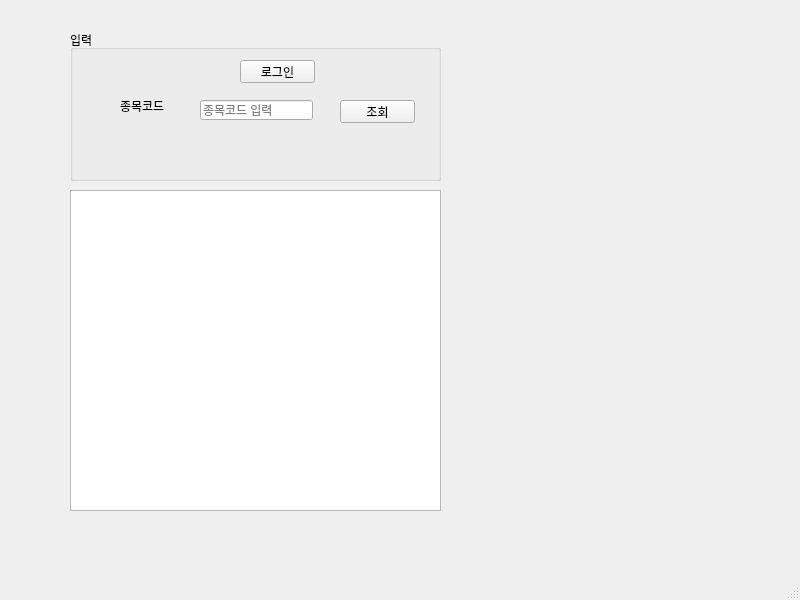
Old version of the form stock/ui/main.ui in the repository cho2405/kiwoom_stock.
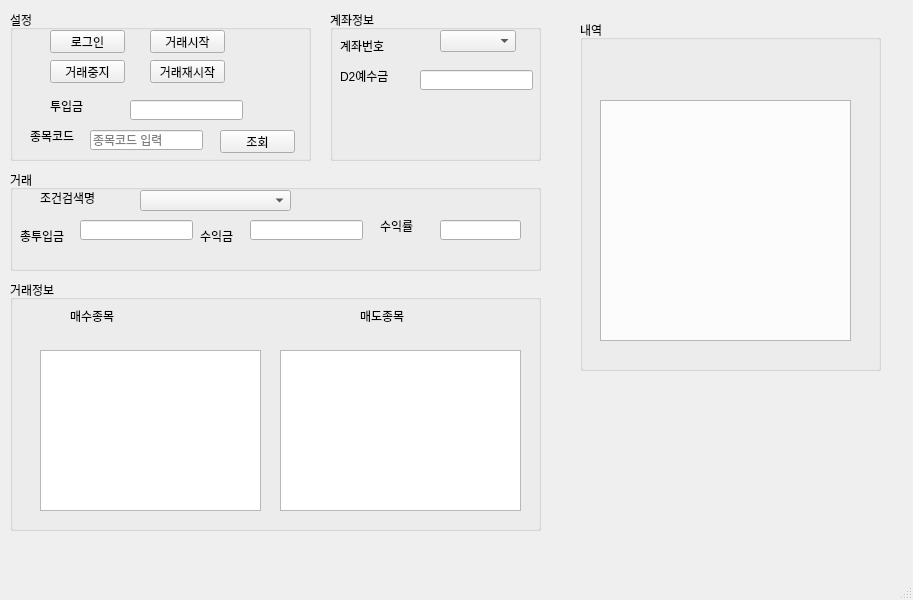
New version of the form.

The edit to the form file:
```diff
--- a/stock/ui/main.ui
+++ b/stock/ui/main.ui
@@ -6,12 +6,12 @@
    <rect>
     <x>0</x>
     <y>0</y>
-    <width>800</width>
+    <width>913</width>
     <height>600</height>
    </rect>
   </property>
   <property name="windowTitle">
-   <string>MainWindow</string>
+   <string>주식매매</string>
   </property>
   <widget class="QWidget" name="centralwidget">
    <widget class="QPushButton" name="pushButton">
@@ -30,30 +30,30 @@
    <widget class="QPlainTextEdit" name="plainTextEdit_list">
     <property name="geometry">
      <rect>
-      <x>70</x>
-      <y>190</y>
-      <width>371</width>
-      <height>321</height>
+      <x>600</x>
+      <y>100</y>
+      <width>251</width>
+      <height>241</height>
      </rect>
     </property>
    </widget>
-   <widget class="QGroupBox" name="groupBox_input">
+   <widget class="QGroupBox" name="groupBox_setting">
     <property name="geometry">
      <rect>
-      <x>70</x>
-      <y>30</y>
-      <width>371</width>
+      <x>10</x>
+      <y>10</y>
+      <width>301</width>
       <height>151</height>
      </rect>
     </property>
     <property name="title">
-     <string>입력</string>
+     <string>설정</string>
     </property>
     <widget class="QPushButton" name="pushButton_login">
      <property name="geometry">
       <rect>
-       <x>170</x>
-       <y>30</y>
+       <x>40</x>
+       <y>20</y>
        <width>75</width>
        <height>23</height>
       </rect>
@@ -62,11 +62,11 @@
       <string>로그인</string>
      </property>
     </widget>
-    <widget class="QLineEdit" name="lineEdit_inputCode">
+    <widget class="QLineEdit" name="lineEdit_code">
      <property name="geometry">
       <rect>
-       <x>130</x>
-       <y>70</y>
+       <x>80</x>
+       <y>120</y>
        <width>113</width>
        <height>20</height>
       </rect>
@@ -78,8 +78,8 @@
     <widget class="QLabel" name="label_code">
      <property name="geometry">
       <rect>
-       <x>50</x>
-       <y>70</y>
+       <x>20</x>
+       <y>120</y>
        <width>56</width>
        <height>12</height>
       </rect>
@@ -91,8 +91,8 @@
     <widget class="QPushButton" name="pushButton_search">
      <property name="geometry">
       <rect>
-       <x>270</x>
-       <y>70</y>
+       <x>210</x>
+       <y>120</y>
        <width>75</width>
        <height>23</height>
       </rect>
@@ -101,10 +101,312 @@
       <string>조회</string>
      </property>
     </widget>
+    <widget class="QPushButton" name="pushButton_start">
+     <property name="geometry">
+      <rect>
+       <x>140</x>
+       <y>20</y>
+       <width>75</width>
+       <height>23</height>
+      </rect>
+     </property>
+     <property name="text">
+      <string>거래시작</string>
+     </property>
+    </widget>
+    <widget class="QPushButton" name="pushButton_pause">
+     <property name="geometry">
+      <rect>
+       <x>40</x>
+       <y>50</y>
+       <width>75</width>
+       <height>23</height>
+      </rect>
+     </property>
+     <property name="text">
+      <string>거래중지</string>
+     </property>
+    </widget>
+    <widget class="QPushButton" name="pushButton_restart">
+     <property name="geometry">
+      <rect>
+       <x>140</x>
+       <y>50</y>
+       <width>75</width>
+       <height>23</height>
+      </rect>
+     </property>
+     <property name="text">
+      <string>거래재시작</string>
+     </property>
+    </widget>
+    <widget class="QLabel" name="label_insert">
+     <property name="geometry">
+      <rect>
+       <x>40</x>
+       <y>90</y>
+       <width>56</width>
+       <height>12</height>
+      </rect>
+     </property>
+     <property name="text">
+      <string>투입금</string>
+     </property>
+    </widget>
+    <widget class="QLineEdit" name="lineEdit_insert">
+     <property name="geometry">
+      <rect>
+       <x>120</x>
+       <y>90</y>
+       <width>113</width>
+       <height>20</height>
+      </rect>
+     </property>
+    </widget>
    </widget>
-   <zorder>groupBox_input</zorder>
+   <widget class="QGroupBox" name="groupBox_account">
+    <property name="geometry">
+     <rect>
+      <x>330</x>
+      <y>10</y>
+      <width>211</width>
+      <height>151</height>
+     </rect>
+    </property>
+    <property name="title">
+     <string>계좌정보</string>
+    </property>
+    <widget class="QLabel" name="label_accountNo">
+     <property name="geometry">
+      <rect>
+       <x>10</x>
+       <y>30</y>
+       <width>56</width>
+       <height>12</height>
+      </rect>
+     </property>
+     <property name="text">
+      <string>계좌번호</string>
+     </property>
+    </widget>
+    <widget class="QComboBox" name="comboBox_accountNo">
+     <property name="geometry">
+      <rect>
+       <x>110</x>
+       <y>20</y>
+       <width>76</width>
+       <height>22</height>
+      </rect>
+     </property>
+    </widget>
+    <widget class="QLabel" name="label_d2">
+     <property name="geometry">
+      <rect>
+       <x>10</x>
+       <y>60</y>
+       <width>56</width>
+       <height>12</height>
+      </rect>
+     </property>
+     <property name="text">
+      <string>D2예수금</string>
+     </property>
+    </widget>
+    <widget class="QLineEdit" name="lineEdit_d2">
+     <property name="geometry">
+      <rect>
+       <x>90</x>
+       <y>60</y>
+       <width>113</width>
+       <height>20</height>
+      </rect>
+     </property>
+    </widget>
+   </widget>
+   <widget class="QGroupBox" name="groupBox_trade">
+    <property name="geometry">
+     <rect>
+      <x>10</x>
+      <y>170</y>
+      <width>531</width>
+      <height>101</height>
+     </rect>
+    </property>
+    <property name="title">
+     <string>거래</string>
+    </property>
+    <widget class="QLabel" name="label_condition">
+     <property name="geometry">
+      <rect>
+       <x>30</x>
+       <y>20</y>
+       <width>71</width>
+       <height>16</height>
+      </rect>
+     </property>
+     <property name="text">
+      <string>조건검색명</string>
+     </property>
+    </widget>
+    <widget class="QComboBox" name="comboBox_condition">
+     <property name="geometry">
+      <rect>
+       <x>130</x>
+       <y>20</y>
+       <width>151</width>
+       <height>21</height>
+      </rect>
+     </property>
+    </widget>
+    <widget class="QLabel" name="label_totalInsert">
+     <property name="geometry">
+      <rect>
+       <x>10</x>
+       <y>60</y>
+       <width>56</width>
+       <height>12</height>
+      </rect>
+     </property>
+     <property name="text">
+      <string>총투입금</string>
+     </property>
+    </widget>
+    <widget class="QLineEdit" name="lineEdit_totalInsert">
+     <property name="geometry">
+      <rect>
+       <x>70</x>
+       <y>50</y>
+       <width>113</width>
+       <height>20</height>
+      </rect>
+     </property>
+    </widget>
+    <widget class="QLabel" name="label_profit">
+     <property name="geometry">
+      <rect>
+       <x>190</x>
+       <y>60</y>
+       <width>56</width>
+       <height>12</height>
+      </rect>
+     </property>
+     <property name="text">
+      <string>수익금</string>
+     </property>
+    </widget>
+    <widget class="QLineEdit" name="lineEdit_profit">
+     <property name="geometry">
+      <rect>
+       <x>240</x>
+       <y>50</y>
+       <width>113</width>
+       <height>20</height>
+      </rect>
+     </property>
+    </widget>
+    <widget class="QLabel" name="label_ratio">
+     <property name="geometry">
+      <rect>
+       <x>370</x>
+       <y>50</y>
+       <width>56</width>
+       <height>12</height>
+      </rect>
+     </property>
+     <property name="text">
+      <string>수익률</string>
+     </property>
+    </widget>
+    <widget class="QLineEdit" name="lineEdit_ratio">
+     <property name="geometry">
+      <rect>
+       <x>430</x>
+       <y>50</y>
+       <width>81</width>
+       <height>20</height>
+      </rect>
+     </property>
+    </widget>
+   </widget>
+   <widget class="QGroupBox" name="groupBox_Info">
+    <property name="geometry">
+     <rect>
+      <x>10</x>
+      <y>280</y>
+      <width>531</width>
+      <height>251</height>
+     </rect>
+    </property>
+    <property name="title">
+     <string>거래정보</string>
+    </property>
+    <widget class="QLabel" name="label_buy">
+     <property name="geometry">
+      <rect>
+       <x>60</x>
+       <y>30</y>
+       <width>56</width>
+       <height>12</height>
+      </rect>
+     </property>
+     <property name="text">
+      <string>매수종목</string>
+     </property>
+    </widget>
+    <widget class="QLabel" name="label_sell">
+     <property name="geometry">
+      <rect>
+       <x>350</x>
+       <y>30</y>
+       <width>56</width>
+       <height>12</height>
+      </rect>
+     </property>
+     <property name="text">
+      <string>매도종목</string>
+     </property>
+    </widget>
+    <widget class="QPlainTextEdit" name="plainTextEdit_buyLog">
+     <property name="geometry">
+      <rect>
+       <x>30</x>
+       <y>70</y>
+       <width>221</width>
+       <height>161</height>
+      </rect>
+     </property>
+    </widget>
+    <widget class="QPlainTextEdit" name="plainTextEdit_sellLog">
+     <property name="geometry">
+      <rect>
+       <x>270</x>
+       <y>70</y>
+       <width>241</width>
+       <height>161</height>
+      </rect>
+     </property>
+    </widget>
+   </widget>
+   <widget class="QGroupBox" name="groupBox_result">
+    <property name="geometry">
+     <rect>
+      <x>580</x>
+      <y>20</y>
+      <width>301</width>
+      <height>351</height>
+     </rect>
+    </property>
+    <property name="title">
+     <string>내역</string>
+    </property>
+   </widget>
+   <zorder>groupBox_setting</zorder>
    <zorder>pushButton</zorder>
    <zorder>plainTextEdit_list</zorder>
+   <zorder>groupBox_account</zorder>
+   <zorder>groupBox_trade</zorder>
+   <zorder>groupBox_Info</zorder>
+   <zorder>groupBox_result</zorder>
   </widget>
   <widget class="QStatusBar" name="statusbar"/>
  </widget>
```
